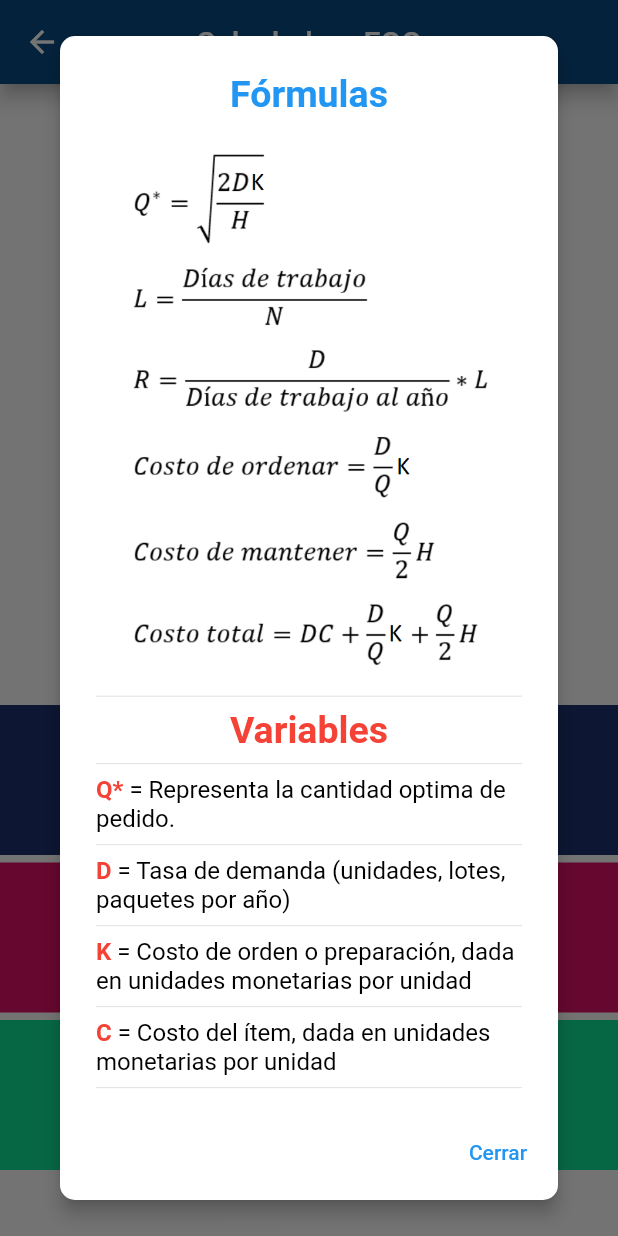
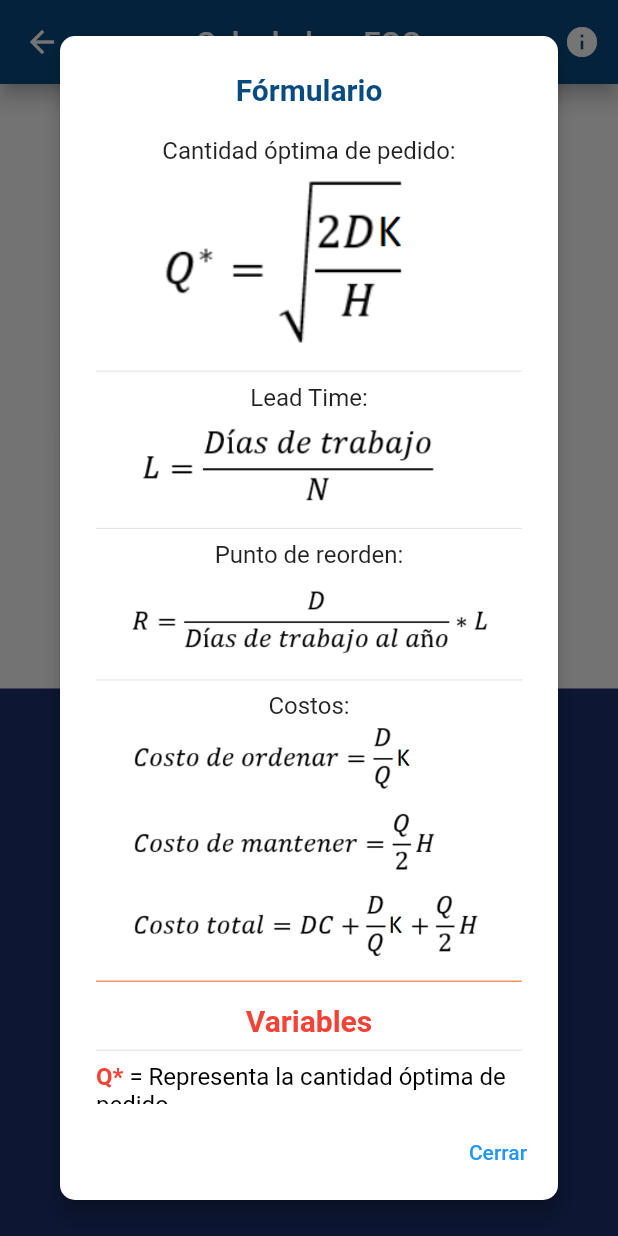
Before and after one commit to Develocrist/alphagii, a Flutter app: the MyCalculator screen opened directly, after a tap on "Fórmulario", on a phone screen of 412 x 824 dp. Run offline on Flutter 3.47's test engine with Material 2 defaults, Android fonts, the phone set to English and light mode, and no system bars; our stand-ins replace syncfusion_flutter_charts.

Commit message:
correccion de formulario

```diff
--- a/lib/screens/calculator1_screen.dart
+++ b/lib/screens/calculator1_screen.dart
@@ -12,18 +12,6 @@ class MyCalculator extends StatefulWidget {
   State<MyCalculator> createState() => Calculadora();
 }
 
-class Datos {
-  late final String cantidadOptima;
-  late final String costo;
-
-  Datos(this.cantidadOptima, this.costo);
-}
-
-final datos = List<Datos>.generate(
-  2,
-  (index) => Datos('Soy una cantidad optima', 'Soy un costo'),
-);
-
 class Calculadora extends State<MyCalculator> {
   //controladores para despues asignarles un campo de texto
   final controllerDemanda = TextEditingController();
@@ -35,6 +23,7 @@ class Calculadora extends State<MyCalculator> {
   //final my_form_key = GlobalKey<FormState>();
 
   String mostrarCantidadOptima = "";
+  // String mostrarLeadtime = "";
   String mostrarNumOrdenes = "";
   String tiempoReorden = "";
   String campoPuntoReorden = "";
@@ -66,6 +55,7 @@ class Calculadora extends State<MyCalculator> {
       orden = double.parse(controllerOrden.text);
       costoMantencion = double.parse(controllerMantencion.text);
 
+      //formula cantidad optima
       double cantidadOptima = sqrt((2 * demanda * orden) / costoMantencion);
       String r = cantidadOptima.toStringAsFixed(1);
 
@@ -89,6 +79,7 @@ class Calculadora extends State<MyCalculator> {
       double totalCostoMantener = ((cantidadOptima / 2) * costoMantencion);
       String tcostoMantener = totalCostoMantener.toStringAsFixed(0);
 
+      //formula costo total de todo
       double totalCostoTotal = (demanda * costoUnitario) +
           ((demanda / cantidadOptima) * orden) +
           ((cantidadOptima / 2) * costoMantencion);
@@ -99,15 +90,14 @@ class Calculadora extends State<MyCalculator> {
       String t = tentrePedidos.toStringAsFixed(1);
 
       setState(() {
-        mostrarCantidadOptima = 'Cantidad óptima de pedido: $r unidades';
-        tiempoentrePedidos = 'El tiempo entre pedidos es de: $t días';
-        mostrarNumOrdenes = 'Numero de ordenes esperado: $ordenes pedidos  ';
-        tiempoReorden = "Tiempo de reorden: $ord días";
-        campoPuntoReorden = "Punto de reorden: $ptoReorden unidades";
-
-        costoOrden = "Costo total orden : \$$tcostoOrden";
-        costMantencion = "Costo total mantención: \$$tcostoMantener";
-        costoTotal = "El costo total es de : \$$tcostoTotal";
+        mostrarCantidadOptima = "Cantidad óptima de pedido: \n $r unidades";
+        // tiempoentrePedidos = "Tiempo entre pedidos: \n $t días";
+        mostrarNumOrdenes = "Número de ordenes esperado: \n $ordenes pedidos  ";
+        tiempoReorden = "Tiempo de reorden (Lead Time): \n $ord días";
+        campoPuntoReorden = "Punto de reorden: \n $ptoReorden unidades";
+        costoOrden = "Costo total orden: \n \$$tcostoOrden";
+        costMantencion = "Costo total mantención: \n \$$tcostoMantener";
+        costoTotal = "Costo total: \n \$$tcostoTotal";
       });
     } else if (isNumericUsingtryParse(controllerDemanda.text) &&
         isNumericUsingtryParse(controllerOrden.text) &&
@@ -154,14 +144,14 @@ class Calculadora extends State<MyCalculator> {
       String tcostoTotal = totalCostoTotal.toStringAsFixed(0);
 
       setState(() {
-        mostrarCantidadOptima = "Cantidad óptima de pedido: $r unidades";
-        tiempoentrePedidos = "El tiempo entre pedidos es de: $t días";
-        mostrarNumOrdenes = "Numero de ordenes esperado: $ordenes pedidos  ";
-        tiempoReorden = "Tiempo de reorden: $ord días";
-        campoPuntoReorden = "Punto de reorden: $ptoReorden unidades";
-        costoOrden = "Costo total orden :\$$tcostoOrden";
-        costMantencion = "Costo total mantención: \$$tcostoMantener";
-        costoTotal = "El costo total es de :\$$tcostoTotal";
+        mostrarCantidadOptima = "Cantidad óptima de pedido: \n $r unidades";
+        // tiempoentrePedidos = "Tiempo entre pedidos: \n $t días";
+        mostrarNumOrdenes = "Número de ordenes esperado: \n $ordenes pedidos  ";
+        tiempoReorden = "Tiempo de reorden (Lead Time): \n $ord días";
+        campoPuntoReorden = "Punto de reorden: \n $ptoReorden unidades";
+        costoOrden = "Costo total orden: \n \$$tcostoOrden";
+        costMantencion = "Costo total mantención: \n \$$tcostoMantener";
+        costoTotal = "Costo total: \n \$$tcostoTotal";
       });
     } else if (isNumericUsingtryParse(controllerDemanda.text) &&
         isNumericUsingtryParse(controllerOrden.text) &&
@@ -176,11 +166,11 @@ class Calculadora extends State<MyCalculator> {
       String r = cantidadOptima.toStringAsFixed(1);
 
       double tentrePedidos = ((cantidadOptima / demanda) * 365);
-      String t = tentrePedidos.toStringAsFixed(0);
+      String t = tentrePedidos.toStringAsFixed(1);
 
       setState(() {
-        mostrarCantidadOptima = "Cantidad óptima de pedido: $r unidades";
-        tiempoentrePedidos = "El tiempo entre pedidos es de: $t días";
+        mostrarCantidadOptima = "Cantidad óptima de pedido: \n $r unidades";
+        tiempoentrePedidos = "Tiempo entre pedidos: \n $t días";
       });
     } else {
       mostrarDialogo();
@@ -265,6 +255,9 @@ class Calculadora extends State<MyCalculator> {
           elevation: 5,
           backgroundColor: const Color.fromRGBO(8, 75, 129, 10),
           title: const Text('Calculadora EOQ'),
+          actions: [
+            IconButton(onPressed: () {}, icon: const Icon(Icons.info)),
+          ],
         ),
         body: GestureDetector(
           onTap: () {
@@ -298,7 +291,7 @@ class Calculadora extends State<MyCalculator> {
                                   borderSide: BorderSide(
                                 color: Color.fromRGBO(8, 75, 129, 10),
                               )),
-                              labelText: '(D) Demanda :'),
+                              labelText: '(D) Demanda'),
                         ),
                       ),
                       const VerticalDivider(),
@@ -410,15 +403,15 @@ class Calculadora extends State<MyCalculator> {
                         backgroundColor: const Color.fromRGBO(8, 75, 129, 10),
                         shape: RoundedRectangleBorder(
                             borderRadius: BorderRadius.circular(20)),
-                        fixedSize: const Size(280, 45)),
+                        fixedSize: const Size(280, 40)),
                     label: const Text(
                       'Calcular',
-                      style: TextStyle(fontSize: 20),
+                      style: TextStyle(fontSize: 16),
                     ),
                     icon: const Icon(Icons.calculate_outlined),
                   ),
                   const SizedBox(
-                    height: 5,
+                    height: 2,
                   ),
                   Row(
                     mainAxisAlignment: MainAxisAlignment.center,
@@ -426,16 +419,25 @@ class Calculadora extends State<MyCalculator> {
                       ElevatedButton.icon(
                         onPressed: limpiaCampos,
                         style: ElevatedButton.styleFrom(
-                            backgroundColor:
-                                const Color.fromRGBO(8, 75, 129, 10),
-                            fixedSize: const Size(120, 45),
+                            backgroundColor: Colors.white,
+                            shadowColor: Colors.transparent.withOpacity(0.1),
+                            side: const BorderSide(
+                              width: 2,
+                              color: Color.fromRGBO(8, 75, 129, 1),
+                            ),
+                            fixedSize: const Size(120, 40),
                             shape: RoundedRectangleBorder(
                                 borderRadius: BorderRadius.circular(20))),
                         label: const Text(
                           'Limpiar',
-                          style: TextStyle(fontSize: 16),
+                          style: TextStyle(
+                              fontSize: 16,
+                              color: Color.fromRGBO(8, 75, 129, 1)),
                         ),
-                        icon: const Icon(Icons.cleaning_services_outlined),
+                        icon: const Icon(
+                          Icons.cleaning_services_outlined,
+                          color: Color.fromRGBO(8, 75, 129, 1),
+                        ),
                       ),
                       const VerticalDivider(
                         width: 10,
@@ -449,7 +451,7 @@ class Calculadora extends State<MyCalculator> {
                                 const Color.fromRGBO(8, 75, 129, 10),
                             shape: RoundedRectangleBorder(
                                 borderRadius: BorderRadius.circular(20)),
-                            fixedSize: const Size(150, 45)),
+                            fixedSize: const Size(150, 40)),
                         label: const Text(
                           'Fórmulario',
                           style: TextStyle(fontSize: 16),
@@ -459,43 +461,47 @@ class Calculadora extends State<MyCalculator> {
                     ],
                   ),
                   const SizedBox(
-                    height: 5,
+                    height: 2,
                   ),
                   ElevatedButton.icon(
                     onPressed: () {
                       Navigator.push(
                           context,
-                          PageRouteBuilder(
-                              transitionDuration:
-                                  const Duration(milliseconds: 700),
-                              transitionsBuilder: (context, animation,
-                                  secondaryAnimation, child) {
-                                return FadeTransition(
-                                  opacity: animation,
-                                  child: child,
-                                );
-                              },
-                              pageBuilder:
-                                  ((context, animation, secondaryAnimation) {
-                                return const GraphScreen(
-                                  title: 'Gráfico',
-                                );
-                              })));
+                          MaterialPageRoute(
+                              builder: (context) => GraphScreen(
+                                    valor: controllerDemanda.text,
+                                  ))
+
+                          // PageRouteBuilder(
+                          //     transitionDuration:
+                          //         const Duration(milliseconds: 700),
+                          //     transitionsBuilder: (context, animation,
+                          //         secondaryAnimation, child) {
+                          //       return FadeTransition(
+                          //         opacity: animation,
+                          //         child: child,
+                          //       );
+                          //     },
+                          //     pageBuilder:
+                          //         ((context, animation, secondaryAnimation) {
+                          //       return GraphScreen(
+                          //         ,
+                          //       );
+                          //     }
+                          //     )
+                          //     )
+                          );
                     },
                     style: ElevatedButton.styleFrom(
                         backgroundColor: const Color.fromRGBO(8, 75, 129, 10),
                         shape: RoundedRectangleBorder(
                             borderRadius: BorderRadius.circular(20)),
-                        fixedSize: const Size(280, 45)),
+                        fixedSize: const Size(280, 40)),
                     label: const Text(
                       'Gráfico',
-                      style: TextStyle(fontSize: 20),
+                      style: TextStyle(fontSize: 16),
                     ),
                     icon: const Icon(Icons.auto_graph_outlined),
-                  ),
-
-                  const SizedBox(
-                    height: 5,
                   ),
 
                   const SizedBox(
@@ -505,13 +511,14 @@ class Calculadora extends State<MyCalculator> {
                   //contenedores donde se insertan los resultados definidos en el metodo setState ubicado en la funcion
                   //donde estan las operaciones de cálculo
                   Container(
-                    height: 100,
-                    width: 450,
+                    height: 420,
+                    width: 420,
+                    padding: const EdgeInsets.only(top: 10),
                     color: const Color.fromRGBO(28, 49, 108, 1),
-                    child: Center(
+                    child: SingleChildScrollView(
                       child: Text(
                         //aquí se inserta el resultado del textformfield
-                        '$mostrarCantidadOptima \n $tiempoentrePedidos',
+                        '$mostrarCantidadOptima \n $tiempoReorden \n $tiempoentrePedidos \n $campoPuntoReorden \n $mostrarNumOrdenes  \n $costoOrden \n $costMantencion \n $costoTotal',
                         style: const TextStyle(
                             fontSize: 18.0, color: Colors.white),
                         textAlign: TextAlign.center,
@@ -519,37 +526,37 @@ class Calculadora extends State<MyCalculator> {
                     ),
                   ),
 
-                  const SizedBox(height: 5),
-                  Container(
-                    height: 100,
-                    width: 450,
-                    color: const Color.fromRGBO(221, 16, 100, 1),
-                    child: Center(
-                      child: Text(
-                        '$mostrarNumOrdenes \n $tiempoReorden \n $campoPuntoReorden',
-                        style: const TextStyle(
-                            fontSize: 18.0, color: Colors.white),
-                        textAlign: TextAlign.center,
-                      ),
-                    ),
-                  ),
+                  // const SizedBox(height: 5),
+                  // Container(
+                  //   height: 100,
+                  //   width: 450,
+                  //   color: const Color.fromRGBO(221, 16, 100, 1),
+                  //   child: Center(
+                  //     child: Text(
+                  //       '  \n $tiempoentrePedidos',
+                  //       style: const TextStyle(
+                  //           fontSize: 18.0, color: Colors.white),
+                  //       textAlign: TextAlign.center,
+                  //     ),
+                  //   ),
+                  // ),
 
                   const SizedBox(
                     height: 5,
                   ),
-                  Container(
-                    height: 100,
-                    width: 450,
-                    color: const Color.fromRGBO(14, 224, 148, 1),
-                    child: Center(
-                      child: Text(
-                        '$costoOrden \n $costMantencion \n $costoTotal',
-                        style: const TextStyle(
-                            fontSize: 18.0, color: Colors.white),
-                        textAlign: TextAlign.center,
-                      ),
-                    ),
-                  ),
+                  // Container(
+                  //   height: 100,
+                  //   width: 450,
+                  //   color: const Color.fromRGBO(14, 224, 148, 1),
+                  //   child: Center(
+                  //     child: Text(
+                  //       '',
+                  //       style: const TextStyle(
+                  //           fontSize: 18.0, color: Colors.white),
+                  //       textAlign: TextAlign.center,
+                  //     ),
+                  //   ),
+                  // ),
                 ]),
           ),
         ));
--- a/lib/screens/listview1_screen.dart
+++ b/lib/screens/listview1_screen.dart
@@ -21,7 +21,7 @@ class Listview1Screen extends StatelessWidget {
           ListTile(
             iconColor: const Color.fromRGBO(8, 75, 129, 10),
             leading: const Icon(Icons.calculate_outlined),
-            title: const Text('Calculadora EOQ Básica'),
+            title: const Text('Modelo EOQ Básico'),
             trailing: const Icon(Icons.arrow_forward_ios_outlined),
             onTap: () {
               Navigator.push(
@@ -50,7 +50,7 @@ class Listview1Screen extends StatelessWidget {
           ListTile(
             iconColor: const Color.fromRGBO(8, 75, 129, 10),
             leading: const Icon(Icons.calculate_outlined),
-            title: const Text('Calculadora EOQ con Faltante'),
+            title: const Text('Modelo EOQ con Faltante'),
             trailing: const Icon(Icons.arrow_forward_ios_outlined),
             onTap: () {
               Navigator.push(
--- a/lib/widgets/formula_alert.dart
+++ b/lib/widgets/formula_alert.dart
@@ -14,43 +14,57 @@ class Alertas {
               title: RichText(
                 textAlign: TextAlign.center,
                 text: const TextSpan(
-                  text: 'Fórmulas',
+                  text: 'Fórmulario',
                   style: TextStyle(
-                    fontSize: 25,
+                    fontSize: 20,
                     fontWeight: FontWeight.bold,
-                    color: Colors.blue,
+                    color: Color.fromRGBO(8, 75, 129, 10),
                   ),
-                  // children: [
-                  //   TextSpan(
-                  //       text: 'y ',
-                  //       style: TextStyle(
-                  //           color: Colors.black,
-                  //           fontWeight: FontWeight.normal),
-                  //       children: [
-                  //         TextSpan(
-                  //             text: 'Variables',
-                  //             style: TextStyle(
-                  //                 fontSize: 25,
-                  //                 fontWeight: FontWeight.bold,
-                  //                 color: Colors.red))
-                  //       ])
                 ),
               ),
               shape: RoundedRectangleBorder(
                   borderRadius: BorderRadius.circular(10)),
               content: ClipRRect(
                   child: Column(mainAxisSize: MainAxisSize.max, children: [
+                const Text('Cantidad óptima de pedido:'),
                 Image.asset(
-                  'assets/formulaeoq.png',
+                  'assets/formulacantidadeconomica.png',
                   fit: BoxFit.cover,
                 ),
                 const Divider(),
+                const Text('Lead Time:'),
+                Image.asset(
+                  'assets/formulaleadtime.png',
+                  fit: BoxFit.cover,
+                  alignment: Alignment.center,
+                ),
+                const Divider(),
+                const Text('Punto de reorden:'),
+                const SizedBox(
+                  height: 5,
+                ),
+                Image.asset(
+                  'assets/formulareorden.png',
+                  fit: BoxFit.cover,
+                  // alignment: Alignment.center,
+                ),
+                const Divider(),
+                const Text('Costos:'),
+                Image.asset(
+                  'assets/formulascostos.png',
+                  fit: BoxFit.cover,
+                  // alignment: Alignment.center,
+                ),
+                const Divider(
+                  height: 30,
+                  color: Colors.deepOrange,
+                ),
                 RichText(
                   textAlign: TextAlign.center,
                   text: const TextSpan(
                       text: 'Variables',
                       style: TextStyle(
-                          fontSize: 25,
+                          fontSize: 20,
                           color: Colors.red,
                           fontWeight: FontWeight.bold)),
                 ),
@@ -64,7 +78,7 @@ class Alertas {
                           fontWeight: FontWeight.bold),
                       children: [
                         TextSpan(
-                            text: '= Representa la cantidad optima de pedido.',
+                            text: '= Representa la cantidad óptima de pedido.',
                             style: TextStyle(
                                 color: Colors.black,
                                 fontWeight: FontWeight.normal))
@@ -98,7 +112,7 @@ class Alertas {
                       children: [
                         TextSpan(
                             text:
-                                '= Costo de orden o preparación, dada en unidades monetarias por unidad',
+                                '= Costo de orden o preparación, dado en unidades monetarias por unidad.',
                             style: TextStyle(
                                 color: Colors.black,
                                 fontWeight: FontWeight.normal))
@@ -115,7 +129,7 @@ class Alertas {
                       children: [
                         TextSpan(
                             text:
-                                '= Costo del ítem, dada en unidades monetarias por unidad',
+                                '= Costo del ítem, dado en unidades monetarias por unidad.',
                             style: TextStyle(
                                 color: Colors.black,
                                 fontWeight: FontWeight.normal))
@@ -132,7 +146,7 @@ class Alertas {
                       children: [
                         TextSpan(
                             text:
-                                '= Costo anual de Mantención, dado en unidades monetarias. Este es el resultado de la multiplicación entre el costo unitario y la tasa de mantenimiento (H = i * C)',
+                                '= Costo anual de Mantención, dado en unidades monetarias. Este es el resultado de la multiplicación entre el costo unitario y la tasa de mantenimiento (H = i * C).',
                             style: TextStyle(
                                 color: Colors.black,
                                 fontWeight: FontWeight.normal))
@@ -149,7 +163,7 @@ class Alertas {
                       children: [
                         TextSpan(
                             text:
-                                '= Tasa anual de mantenimiento, esta se da en unidades porcentuales',
+                                '= Tasa anual de mantenimiento, esta se da en unidades porcentuales.',
                             style: TextStyle(
                                 color: Colors.black,
                                 fontWeight: FontWeight.normal))
@@ -166,7 +180,7 @@ class Alertas {
                       children: [
                         TextSpan(
                             text:
-                                '= (Lead Time) Representa el tiempo de espera en que llega el pedido, tiene relación con el proveedor.',
+                                '= (Lead Time) Representa el tiempo de espera en que llega el pedido, se relaciona con el proveedor.',
                             style: TextStyle(
                                 color: Colors.black,
                                 fontWeight: FontWeight.normal))
@@ -183,7 +197,7 @@ class Alertas {
                       children: [
                         TextSpan(
                             text:
-                                '= Número de pedidos a realizar en base a los dias trabajados, generalmente es anual',
+                                '= Número de pedidos a realizar en base a los días trabajados, generalmente es anual.',
                             style: TextStyle(
                                 color: Colors.black,
                                 fontWeight: FontWeight.normal))
```
Also changed, not shown: lib/screens/graph_screen.dart (+16 -17 lines), assets/eoqform.jpg (deleted), assets/formulacantidadeconomica.png (added), assets/formulaleadtime.png (added), assets/formulareorden.png (added), assets/formulascostos.png (added).
